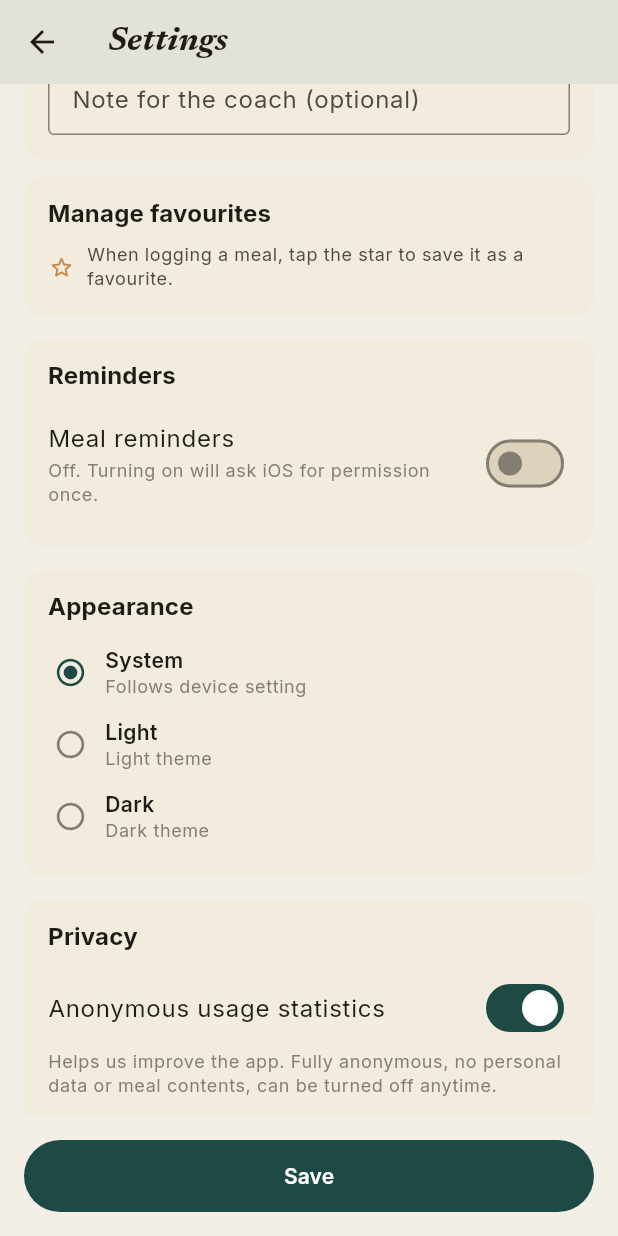
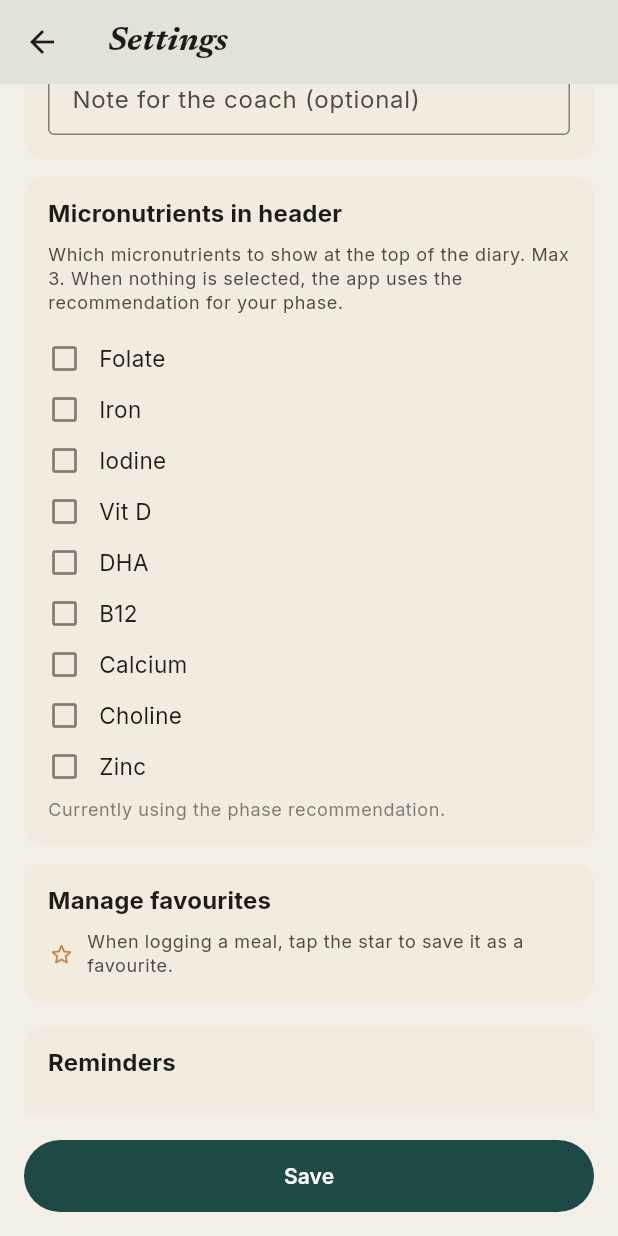
Before and after one commit to nourish-me/nourishme, a Flutter app: the SettingsScreen screen opened directly, scrolled down 1728 dp, on a phone screen of 412 x 824 dp. Run offline on Flutter 3.47's test engine with Material 3 defaults, Android fonts, the phone set to English and light mode, and no system bars; our stand-ins replace device_info_plus, flutter_dotenv, flutter_local_notifications, flutter_markdown, flutter_riverpod, flutter_slidable and 8 more; missing offline and left inert: mobile_scanner; accounts and stored records are empty; network calls fail.

Commit message:
Settings: user-picked micronutrients for the diary header
Adds a "Micronutrients in header" section to settings. Users can
hand-pick up to 3 from the full 9-key set; an explicit empty list
hides the strip; null falls back to the phase/diet defaults.

UserProfileSettings gains an optional selectedMicronutrients field
(JSON-roundtripped, copyWith-supported). NutritionHeader reads the
user pick first, defaults second. The diet-adapted leaf glyph is
suppressed when the user overrides the defaults — it would be
misleading on a hand-picked slot.

Reset button uses the same TextButton.icon + Icons.refresh pattern
as the macro-split reset for visual consistency.

```diff
--- a/lib/l10n/app_de.arb
+++ b/lib/l10n/app_de.arb
@@ -447,5 +447,11 @@
       "name": {"type": "String"}
     }
   },
-  "microDetailSourceHeader": "Quelle & Zielwert"
+  "microDetailSourceHeader": "Quelle & Zielwert",
+
+  "settingsSectionMicronutrients": "Mikronährstoffe im Header",
+  "settingsMicrosDescription": "Welche Mikronährstoffe oben im Tagebuch angezeigt werden. Maximal 3. Wenn keiner gewählt ist, nutzt die App den Vorschlag für deine Phase.",
+  "settingsMicrosUsingDefaults": "Aktuell: Phase-Vorschlag aktiv.",
+  "settingsMicrosMaxReached": "3 von 3 gewählt",
+  "settingsMicrosReset": "Auf Phase-Vorschlag zurück"
 }
--- a/lib/l10n/app_en.arb
+++ b/lib/l10n/app_en.arb
@@ -590,5 +590,11 @@
       "name": {"type": "String"}
     }
   },
-  "microDetailSourceHeader": "Source & target"
+  "microDetailSourceHeader": "Source & target",
+
+  "settingsSectionMicronutrients": "Micronutrients in header",
+  "settingsMicrosDescription": "Which micronutrients to show at the top of the diary. Max 3. When nothing is selected, the app uses the recommendation for your phase.",
+  "settingsMicrosUsingDefaults": "Currently using the phase recommendation.",
+  "settingsMicrosMaxReached": "3 of 3 selected",
+  "settingsMicrosReset": "Reset to phase recommendation"
 }
--- a/lib/l10n/app_localizations.dart
+++ b/lib/l10n/app_localizations.dart
@@ -2173,6 +2173,36 @@ abstract class AppLocalizations {
   /// In en, this message translates to:
   /// **'Source & target'**
   String get microDetailSourceHeader;
+
+  /// No description provided for @settingsSectionMicronutrients.
+  ///
+  /// In en, this message translates to:
+  /// **'Micronutrients in header'**
+  String get settingsSectionMicronutrients;
+
+  /// No description provided for @settingsMicrosDescription.
+  ///
+  /// In en, this message translates to:
+  /// **'Which micronutrients to show at the top of the diary. Max 3. When nothing is selected, the app uses the recommendation for your phase.'**
+  String get settingsMicrosDescription;
+
+  /// No description provided for @settingsMicrosUsingDefaults.
+  ///
+  /// In en, this message translates to:
+  /// **'Currently using the phase recommendation.'**
+  String get settingsMicrosUsingDefaults;
+
+  /// No description provided for @settingsMicrosMaxReached.
+  ///
+  /// In en, this message translates to:
+  /// **'3 of 3 selected'**
+  String get settingsMicrosMaxReached;
+
+  /// No description provided for @settingsMicrosReset.
+  ///
+  /// In en, this message translates to:
+  /// **'Reset to phase recommendation'**
+  String get settingsMicrosReset;
 }
 
 class _AppLocalizationsDelegate
--- a/lib/l10n/app_localizations_de.dart
+++ b/lib/l10n/app_localizations_de.dart
@@ -1186,4 +1186,20 @@ class AppLocalizationsDe extends AppLocalizations {
 
   @override
   String get microDetailSourceHeader => 'Quelle & Zielwert';
+
+  @override
+  String get settingsSectionMicronutrients => 'Mikronährstoffe im Header';
+
+  @override
+  String get settingsMicrosDescription =>
+      'Welche Mikronährstoffe oben im Tagebuch angezeigt werden. Maximal 3. Wenn keiner gewählt ist, nutzt die App den Vorschlag für deine Phase.';
+
+  @override
+  String get settingsMicrosUsingDefaults => 'Aktuell: Phase-Vorschlag aktiv.';
+
+  @override
+  String get settingsMicrosMaxReached => '3 von 3 gewählt';
+
+  @override
+  String get settingsMicrosReset => 'Auf Phase-Vorschlag zurück';
 }
--- a/lib/l10n/app_localizations_en.dart
+++ b/lib/l10n/app_localizations_en.dart
@@ -1180,4 +1180,21 @@ class AppLocalizationsEn extends AppLocalizations {
 
   @override
   String get microDetailSourceHeader => 'Source & target';
+
+  @override
+  String get settingsSectionMicronutrients => 'Micronutrients in header';
+
+  @override
+  String get settingsMicrosDescription =>
+      'Which micronutrients to show at the top of the diary. Max 3. When nothing is selected, the app uses the recommendation for your phase.';
+
+  @override
+  String get settingsMicrosUsingDefaults =>
+      'Currently using the phase recommendation.';
+
+  @override
+  String get settingsMicrosMaxReached => '3 of 3 selected';
+
+  @override
+  String get settingsMicrosReset => 'Reset to phase recommendation';
 }
--- a/lib/models/user_profile_settings.dart
+++ b/lib/models/user_profile_settings.dart
@@ -44,6 +44,13 @@ class UserProfileSettings {
   // post-launch follow-up.
   final ActiveSupplement? activeSupplement;
 
+  // User-picked list of MicronutrientKey strings to show in the diary
+  // header. Null means "use the phase/diet default" (MicronutrientDefaults
+  // .forProfile). When non-null the list takes precedence — even if empty
+  // (user explicitly wants no micros). Capped to 3 entries by the Settings
+  // UI; the model itself does not enforce the cap.
+  final List<String>? selectedMicronutrients;
+
   const UserProfileSettings({
     required this.ageYears,
     this.birthdate,
@@ -63,6 +70,7 @@ class UserProfileSettings {
     this.restrictions = const {},
     this.dietaryNotes = '',
     this.activeSupplement,
+    this.selectedMicronutrients,
   });
 
   // Age in completed years, computed from birthdate if available, otherwise
@@ -162,6 +170,7 @@ class UserProfileSettings {
     // null out the field instead of being interpreted as "keep
     // existing".
     Object? activeSupplement = _unset,
+    Object? selectedMicronutrients = _unset,
   }) =>
       UserProfileSettings(
         ageYears: ageYears ?? this.ageYears,
@@ -184,6 +193,9 @@ class UserProfileSettings {
         activeSupplement: identical(activeSupplement, _unset)
             ? this.activeSupplement
             : activeSupplement as ActiveSupplement?,
+        selectedMicronutrients: identical(selectedMicronutrients, _unset)
+            ? this.selectedMicronutrients
+            : selectedMicronutrients as List<String>?,
       );
 
   Map<String, dynamic> toJson() => {
@@ -206,6 +218,8 @@ class UserProfileSettings {
         'dietaryNotes': dietaryNotes,
         if (activeSupplement != null)
           'activeSupplement': activeSupplement!.toJson(),
+        if (selectedMicronutrients != null)
+          'selectedMicronutrients': selectedMicronutrients,
       };
 
   factory UserProfileSettings.fromJson(Map<String, dynamic> json) {
@@ -238,6 +252,9 @@ class UserProfileSettings {
           ? ActiveSupplement.fromJson(
               json['activeSupplement'] as Map<String, dynamic>)
           : null,
+      selectedMicronutrients: (json['selectedMicronutrients'] as List?)
+          ?.whereType<String>()
+          .toList(),
     );
   }
 }
--- a/lib/screens/settings_screen.dart
+++ b/lib/screens/settings_screen.dart
@@ -12,7 +12,9 @@ import '../models/weight_entry.dart';
 import '../services/feedback_sender.dart';
 import 'tips_screen.dart';
 import '../services/notification_scheduler.dart';
+import '../models/meal_entry.dart' show MicronutrientKey;
 import '../models/user_profile_settings.dart';
+import '../services/micronutrient_targets.dart' show MicronutrientDisplay;
 import '../providers/meal_providers.dart';
 import '../providers/ui_providers.dart';
 import '../services/calorie_target.dart';
@@ -55,6 +57,9 @@ class _SettingsScreenState extends ConsumerState<SettingsScreen> {
   late int _milkSharePercent;
   late int _childrenAgeGroup;
   late int _dailyVolumeMl;
+  // Hand-picked micronutrient subset for the diary header. null = follow
+  // phase/diet defaults; non-null overrides them (capped at 3 by the UI).
+  List<String>? _selectedMicros;
   bool _initialized = false;
   String? _initialProfileJson;
   bool _justSaved = false;
@@ -92,6 +97,8 @@ class _SettingsScreenState extends ConsumerState<SettingsScreen> {
     _dietStyle = p.dietStyle;
     _restrictions = {...p.restrictions};
     _dietaryNotes = TextEditingController(text: p.dietaryNotes);
+    _selectedMicros =
+        p.selectedMicronutrients == null ? null : [...p.selectedMicronutrients!];
     _initialProfileJson = jsonEncode(p.toJson());
 
     for (final c in [_height, _weight, _dietaryNotes]) {
@@ -147,6 +154,8 @@ class _SettingsScreenState extends ConsumerState<SettingsScreen> {
         dietStyle: _dietStyle,
         restrictions: _restrictions,
         dietaryNotes: _dietaryNotes.text.trim(),
+        selectedMicronutrients:
+            _selectedMicros == null ? null : List<String>.from(_selectedMicros!),
       );
 
   void _onSharePercentChanged(int v) {
@@ -416,6 +425,25 @@ class _SettingsScreenState extends ConsumerState<SettingsScreen> {
                     });
                   },
                   notesController: _dietaryNotes,
+                ),
+                const SizedBox(height: 12),
+                _MicronutrientsSection(
+                  selected: _selectedMicros,
+                  onToggle: (key) {
+                    setState(() {
+                      final current = _selectedMicros ?? <String>[];
+                      final next = [...current];
+                      if (next.contains(key)) {
+                        next.remove(key);
+                      } else if (next.length < 3) {
+                        next.add(key);
+                      }
+                      _selectedMicros = next.isEmpty && _selectedMicros == null
+                          ? null
+                          : next;
+                    });
+                  },
+                  onReset: () => setState(() => _selectedMicros = null),
                 ),
                 const SizedBox(height: 12),
                 const _FavoritesSection(),
@@ -1741,3 +1769,119 @@ class _NumberStepper extends StatelessWidget {
     );
   }
 }
+
+class _MicronutrientsSection extends StatelessWidget {
+  // null → user follows phase/diet defaults; non-null → explicit pick
+  // (possibly empty if the user wants to hide micros entirely). The cap
+  // of 3 is enforced by the toggle handler in the screen state, not here.
+  final List<String>? selected;
+  final ValueChanged<String> onToggle;
+  final VoidCallback onReset;
+  const _MicronutrientsSection({
+    required this.selected,
+    required this.onToggle,
+    required this.onReset,
+  });
+
+  @override
+  Widget build(BuildContext context) {
+    final l10n = AppLocalizations.of(context);
+    final scheme = Theme.of(context).colorScheme;
+    final textTheme = Theme.of(context).textTheme;
+    final locale = Localizations.localeOf(context).languageCode;
+    final picked = selected ?? const <String>[];
+    final atMax = picked.length >= 3;
+    final usingDefaults = selected == null;
+
+    return _Section(
+      title: l10n.settingsSectionMicronutrients,
+      child: Column(
+        crossAxisAlignment: CrossAxisAlignment.start,
+        children: [
+          Text(
+            l10n.settingsMicrosDescription,
+            style: textTheme.bodySmall?.copyWith(color: scheme.onSurfaceVariant),
+          ),
+          const SizedBox(height: 12),
+          for (final key in MicronutrientKey.all)
+            _MicroToggleRow(
+              displayName: _displayNameFor(key, locale),
+              isOn: picked.contains(key),
+              isDisabled: !picked.contains(key) && atMax,
+              onTap: () => onToggle(key),
+            ),
+          const SizedBox(height: 4),
+          Text(
+            usingDefaults
+                ? l10n.settingsMicrosUsingDefaults
+                : atMax
+                    ? l10n.settingsMicrosMaxReached
+                    : '${picked.length} / 3',
+            style: textTheme.bodySmall?.copyWith(color: scheme.outline),
+          ),
+          if (!usingDefaults) ...[
+            const SizedBox(height: 8),
+            Align(
+              alignment: Alignment.centerRight,
+              child: TextButton.icon(
+                onPressed: onReset,
+                icon: const Icon(Icons.refresh, size: 18),
+                label: Text(l10n.settingsMicrosReset),
+              ),
+            ),
+          ],
+        ],
+      ),
+    );
+  }
+
+  String _displayNameFor(String key, String locale) {
+    final d = MicronutrientDisplay.forKey(key);
+    return d?.nameForLocale(locale) ?? key;
+  }
+}
+
+class _MicroToggleRow extends StatelessWidget {
+  final String displayName;
+  final bool isOn;
+  final bool isDisabled;
+  final VoidCallback onTap;
+  const _MicroToggleRow({
+    required this.displayName,
+    required this.isOn,
+    required this.isDisabled,
+    required this.onTap,
+  });
+
+  @override
+  Widget build(BuildContext context) {
+    final scheme = Theme.of(context).colorScheme;
+    return InkWell(
+      onTap: isDisabled ? null : onTap,
+      child: Padding(
+        padding: const EdgeInsets.symmetric(vertical: 6),
+        child: Row(
+          children: [
+            Icon(
+              isOn ? Icons.check_box : Icons.check_box_outline_blank,
+              size: 22,
+              color: isDisabled
+                  ? scheme.outlineVariant
+                  : isOn
+                      ? scheme.primary
+                      : scheme.outline,
+            ),
+            const SizedBox(width: 12),
+            Text(
+              displayName,
+              style: TextStyle(
+                color: isDisabled ? scheme.outlineVariant : scheme.onSurface,
+                fontSize: 15,
+              ),
+            ),
+          ],
+        ),
+      ),
+    );
+  }
+}
--- a/lib/widgets/nutrition_header/nutrition_header.dart
+++ b/lib/widgets/nutrition_header/nutrition_header.dart
@@ -58,7 +58,10 @@ class NutritionHeader extends ConsumerWidget {
     final totalCarbs = meals.fold<double>(0, (s, m) => s + m.carbsG);
     final totalFat = meals.fold<double>(0, (s, m) => s + m.fatG);
 
-    final microKeys = MicronutrientDefaults.forProfile(profile);
+    // User-picked list wins; otherwise fall back to the phase/diet default.
+    // An explicit empty list (user opted out of all micros) hides the strip.
+    final microKeys =
+        profile.selectedMicronutrients ?? MicronutrientDefaults.forProfile(profile);
 
     return DecoratedBox(
       decoration: BoxDecoration(
@@ -369,7 +372,11 @@ class _MicrosRow extends StatelessWidget {
       dashedTrack: isAwareness,
       pctOverridesText: overrideText,
       nameTrailing: [
-        if (MicronutrientDefaults.isDietAdaptedSlot(key, profile))
+        // Diet-adapted glyph only meaningful when the slot was chosen by
+        // the default rule (vegan/vegetarian B12 swap). Once the user
+        // hand-picks micros, the glyph is misleading — suppress it.
+        if (profile.selectedMicronutrients == null &&
+            MicronutrientDefaults.isDietAdaptedSlot(key, profile))
           Icon(Icons.eco_outlined, size: 11, color: scheme.primary),
         if (nutrientHasSupplementContribution(key, profile))
           Icon(Icons.add, size: 10, color: scheme.secondary),
```
